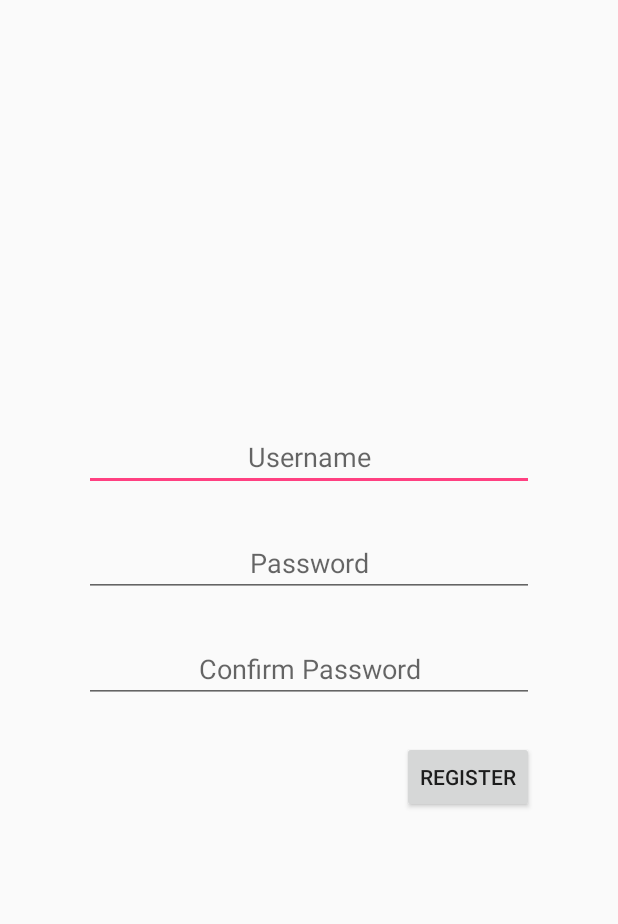
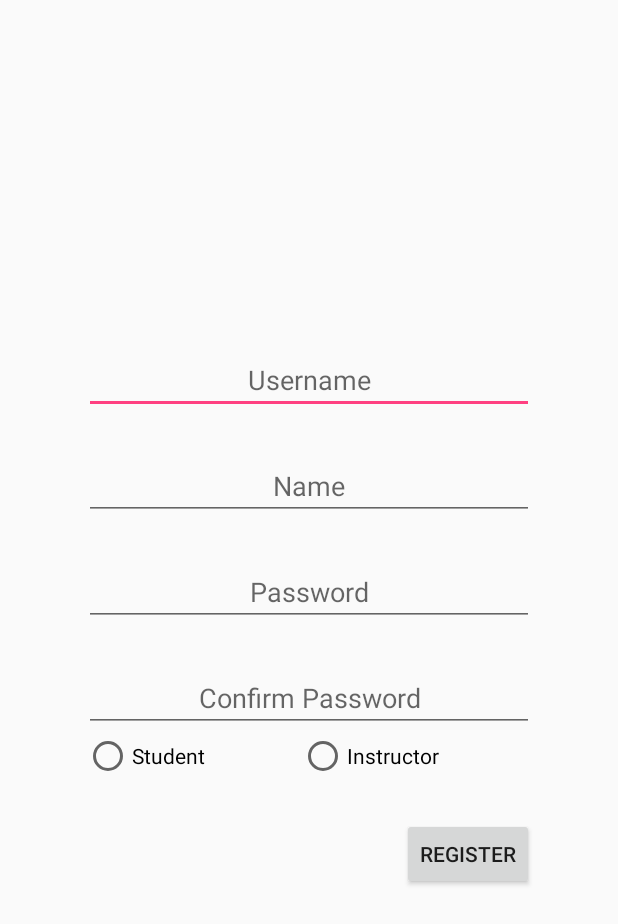
Before and after one commit to kinglouis123/L02_12, an Android app: the layout activity_register.xml on its own in the app's theme, with its tools: preview values and no code run, on a phone screen of 412 x 824 dp. Shown: the top 924 px of the screen. Run offline under Robolectric (Android 15) with nearby library versions, the phone set to English and light mode, and no system bars.

Commit message:
Added name and user type to register layout

```diff
--- a/src/Stapp/app/src/main/res/layout/activity_register.xml
+++ b/src/Stapp/app/src/main/res/layout/activity_register.xml
@@ -8,7 +8,8 @@
         android:layout_height="wrap_content"
         android:layout_centerHorizontal="true"
         android:layout_centerVertical="true"
-        android:orientation="vertical">
+        android:orientation="vertical"
+        android:id="@+id/relativeLayout">
 
         <EditText
             android:id="@+id/RegisterEditTextUsername"
@@ -23,6 +24,18 @@
             android:layout_centerHorizontal="true" />
 
         <EditText
+            android:id="@+id/RegisterEditTextName"
+            android:layout_width="300dp"
+            android:layout_height="wrap_content"
+            android:layout_below="@+id/RegisterEditTextUsername"
+            android:layout_centerHorizontal="true"
+            android:layout_marginTop="25dp"
+            android:ems="10"
+            android:inputType="textPersonName"
+            android:hint="@string/Name"
+            android:textAlignment="center"/>
+
+        <EditText
             android:id="@+id/RegisterEditTextPassword"
             android:layout_width="300dp"
             android:layout_height="wrap_content"
@@ -31,7 +44,7 @@
             android:inputType="textPassword"
             android:textAlignment="center"
             android:layout_gravity="center_horizontal"
-            android:layout_below="@+id/RegisterEditTextUsername"
+            android:layout_below="@+id/RegisterEditTextName"
             android:layout_alignRight="@+id/RegisterEditTextUsername"
             android:layout_marginTop="25dp"/>
 
@@ -48,13 +61,47 @@
             android:layout_alignRight="@+id/RegisterEditTextUsername"
             android:layout_marginTop="25dp"/>
 
+        <LinearLayout
+            android:layout_width="300dp"
+            android:layout_height="wrap_content"
+            android:orientation="horizontal"
+            android:layout_below="@+id/RegisterEditTextConfirm"
+            android:id="@+id/RegisterRadioLayout">
+
+            <RadioGroup
+                android:layout_width="match_parent"
+                android:layout_height="match_parent"
+                android:layout_weight="1"
+                android:orientation="horizontal">
+                <RadioButton
+                    android:id="@+id/radioButton"
+                    android:layout_width="wrap_content"
+                    android:layout_height="wrap_content"
+                    android:layout_weight="1"
+                    android:text="@string/Student" />
+
+                <RadioButton
+                    android:id="@+id/radioButton2"
+                    android:layout_width="wrap_content"
+                    android:layout_height="wrap_content"
+                    android:layout_weight="1"
+                    android:text="@string/Instructor" />
+
+
+            </RadioGroup>
+
+
+        </LinearLayout>
+
         <Button
             android:id="@+id/RegisterButtonRegister"
             android:layout_width="wrap_content"
             android:layout_height="wrap_content"
             android:text="@string/Register"
             android:layout_alignEnd="@+id/RegisterEditTextUsername"
-            android:layout_below="@+id/RegisterEditTextConfirm"
+            android:layout_below="@+id/RegisterRadioLayout"
             android:layout_marginTop="25dp"/>
+
     </RelativeLayout>
+
 </RelativeLayout>
--- a/src/Stapp/app/src/main/res/values/strings.xml
+++ b/src/Stapp/app/src/main/res/values/strings.xml
@@ -5,4 +5,7 @@
   <string name="LogIn">Log In</string>
   <string name="Register">Register</string>
   <string name="Confirm">Confirm Password</string>
+  <string name="Name">Name</string>
+  <string name="Instructor">Instructor</string>
+  <string name="Student">Student</string>
 </resources>
```
